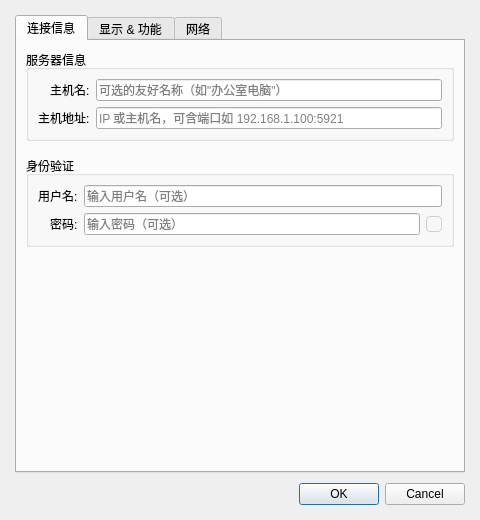
Before: the Qt Designer form src/ui/connectiondialog.ui in JiaYongChen/CrossRemoteDesktop, drawn with Qt 5.
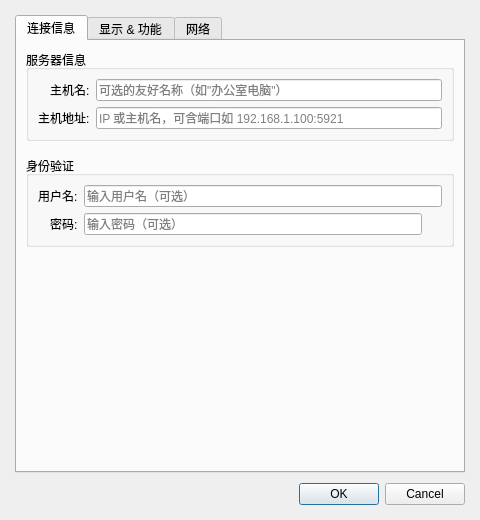
After: the same form once the commit is applied. Icons and pictures are not drawn.

Commit message: style: 密码按钮用图标切换替代颜色高亮，去除边框 — 掩码 eye-off 可见 eye

The edit to the form file:
```diff
--- a/src/ui/connectiondialog.ui
+++ b/src/ui/connectiondialog.ui
@@ -41,7 +41,7 @@
           <item row="1" column="1">
            <layout class="QHBoxLayout" name="passwordLayout">
             <item><widget class="QLineEdit" name="passwordLineEdit"><property name="echoMode"><enum>QLineEdit::Password</enum></property><property name="placeholderText"><string>输入密码（可选）</string></property></widget></item>
-            <item><widget class="QPushButton" name="togglePasswordBtn"><property name="sizePolicy"><sizepolicy hsizetype="Fixed" vsizetype="Fixed"><horstretch>0</horstretch><verstretch>0</verstretch></sizepolicy></property><property name="fixedWidth"><number>14</number></property><property name="fixedHeight"><number>14</number></property><property name="toolTip"><string>显示/隐藏密码</string></property><property name="styleSheet"><string>QPushButton#togglePasswordBtn { background-color: transparent; border: 1px solid #cfcfcf; border-radius: 4px; padding: 0; min-width: 14px; max-width: 14px; min-height: 14px; max-height: 14px; } QPushButton#togglePasswordBtn:hover { background-color: #f0f0f0; } QPushButton#togglePasswordBtn[revealed=&quot;true&quot;] { background-color: #0078d4; border-color: #0078d4; } QPushButton#togglePasswordBtn[revealed=&quot;true&quot;]:hover { background-color: #106ebe; }</string></property></widget></item>
+            <item><widget class="QPushButton" name="togglePasswordBtn"><property name="sizePolicy"><sizepolicy hsizetype="Fixed" vsizetype="Fixed"><horstretch>0</horstretch><verstretch>0</verstretch></sizepolicy></property><property name="fixedWidth"><number>14</number></property><property name="fixedHeight"><number>14</number></property><property name="toolTip"><string>显示/隐藏密码</string></property><property name="styleSheet"><string>QPushButton#togglePasswordBtn { background-color: transparent; border: none; padding: 0; min-width: 14px; max-width: 14px; min-height: 14px; max-height: 14px; } QPushButton#togglePasswordBtn:hover { background-color: transparent; }</string></property></widget></item>
            </layout>
           </item>
          </layout>
```
The commit also changes 5 other files.
